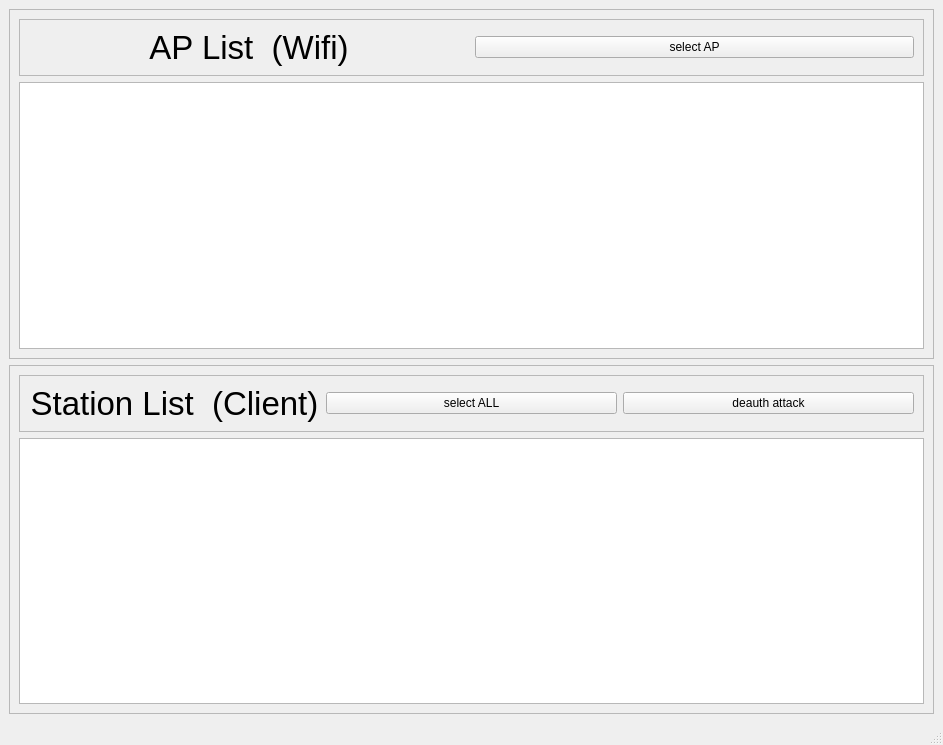
Qt form mainwindow.ui (qudwns2052/NetKillerW) before a commit.
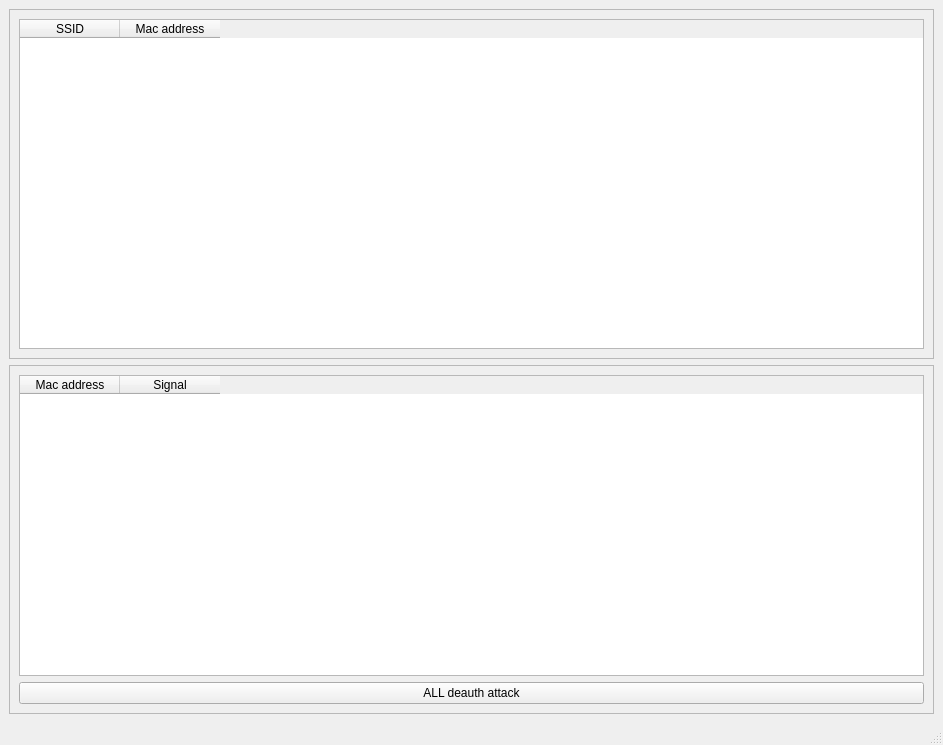
The same form after that commit.

What changed in the file:
```diff
--- a/mainwindow.ui
+++ b/mainwindow.ui
@@ -25,49 +25,17 @@
       </property>
       <layout class="QVBoxLayout" name="verticalLayout_3">
        <item>
-        <widget class="QFrame" name="frame">
-         <property name="frameShape">
-          <enum>QFrame::StyledPanel</enum>
-         </property>
-         <property name="frameShadow">
-          <enum>QFrame::Raised</enum>
-         </property>
-         <layout class="QHBoxLayout" name="horizontalLayout">
-          <item>
-           <widget class="QLabel" name="label">
-            <property name="font">
-             <font>
-              <pointsize>25</pointsize>
-             </font>
-            </property>
-            <property name="text">
-             <string>AP List  (Wifi)</string>
-            </property>
-            <property name="alignment">
-             <set>Qt::AlignCenter</set>
-            </property>
-           </widget>
-          </item>
-          <item>
-           <widget class="QPushButton" name="btn_select">
-            <property name="text">
-             <string>select AP</string>
-            </property>
-           </widget>
-          </item>
-         </layout>
-        </widget>
-       </item>
-       <item>
-        <widget class="QListWidget" name="listWidget">
-         <property name="font">
-          <font>
-           <pointsize>20</pointsize>
-          </font>
-         </property>
-         <property name="modelColumn">
-          <number>0</number>
-         </property>
+        <widget class="QTableWidget" name="tableWidget">
+         <column>
+          <property name="text">
+           <string>SSID</string>
+          </property>
+         </column>
+         <column>
+          <property name="text">
+           <string>Mac address</string>
+          </property>
+         </column>
         </widget>
        </item>
       </layout>
@@ -83,52 +51,23 @@
       </property>
       <layout class="QVBoxLayout" name="verticalLayout_2">
        <item>
-        <widget class="QFrame" name="frame_4">
-         <property name="frameShape">
-          <enum>QFrame::StyledPanel</enum>
-         </property>
-         <property name="frameShadow">
-          <enum>QFrame::Raised</enum>
-         </property>
-         <layout class="QHBoxLayout" name="horizontalLayout_2">
-          <item>
-           <widget class="QLabel" name="label_2">
-            <property name="font">
-             <font>
-              <pointsize>25</pointsize>
-             </font>
-            </property>
-            <property name="text">
-             <string>Station List  (Client)</string>
-            </property>
-            <property name="alignment">
-             <set>Qt::AlignCenter</set>
-            </property>
-           </widget>
-          </item>
-          <item>
-           <widget class="QPushButton" name="btn_all">
-            <property name="text">
-             <string>select ALL</string>
-            </property>
-           </widget>
-          </item>
-          <item>
-           <widget class="QPushButton" name="btn_deauth">
-            <property name="text">
-             <string>deauth attack</string>
-            </property>
-           </widget>
-          </item>
-         </layout>
+        <widget class="QTableWidget" name="tableWidget_2">
+         <column>
+          <property name="text">
+           <string>Mac address</string>
+          </property>
+         </column>
+         <column>
+          <property name="text">
+           <string>Signal</string>
+          </property>
+         </column>
         </widget>
        </item>
        <item>
-        <widget class="QListWidget" name="listWidget_2">
-         <property name="font">
-          <font>
-           <pointsize>20</pointsize>
-          </font>
+        <widget class="QPushButton" name="btn_all">
+         <property name="text">
+          <string>ALL deauth attack</string>
          </property>
         </widget>
        </item>
```
